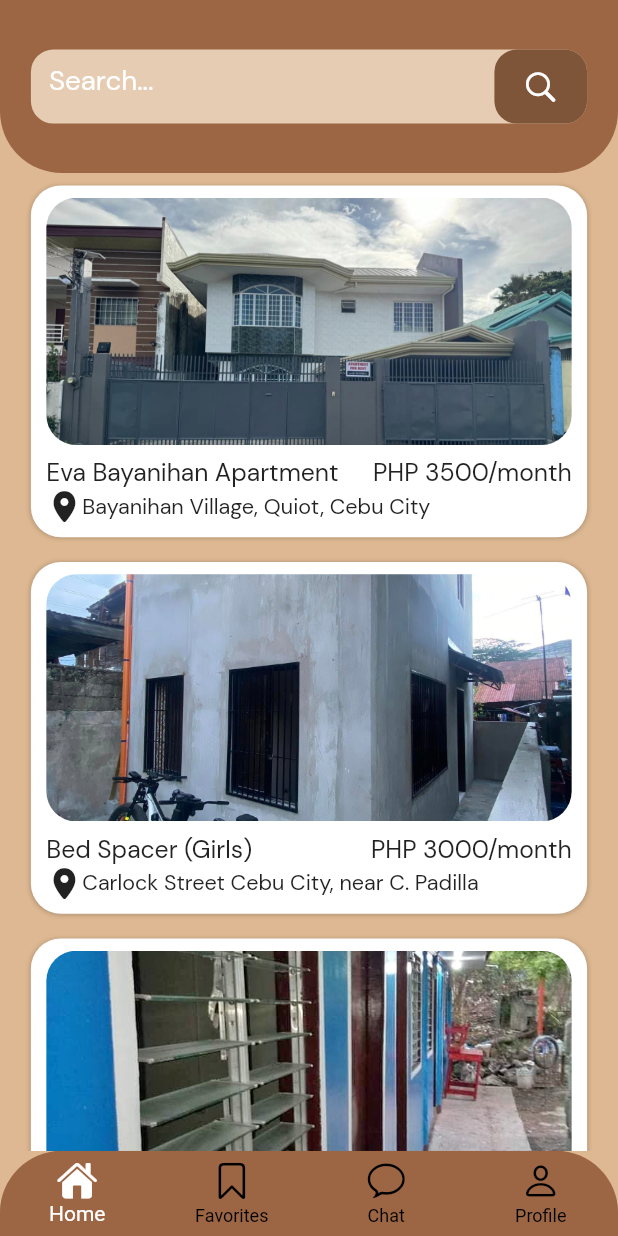
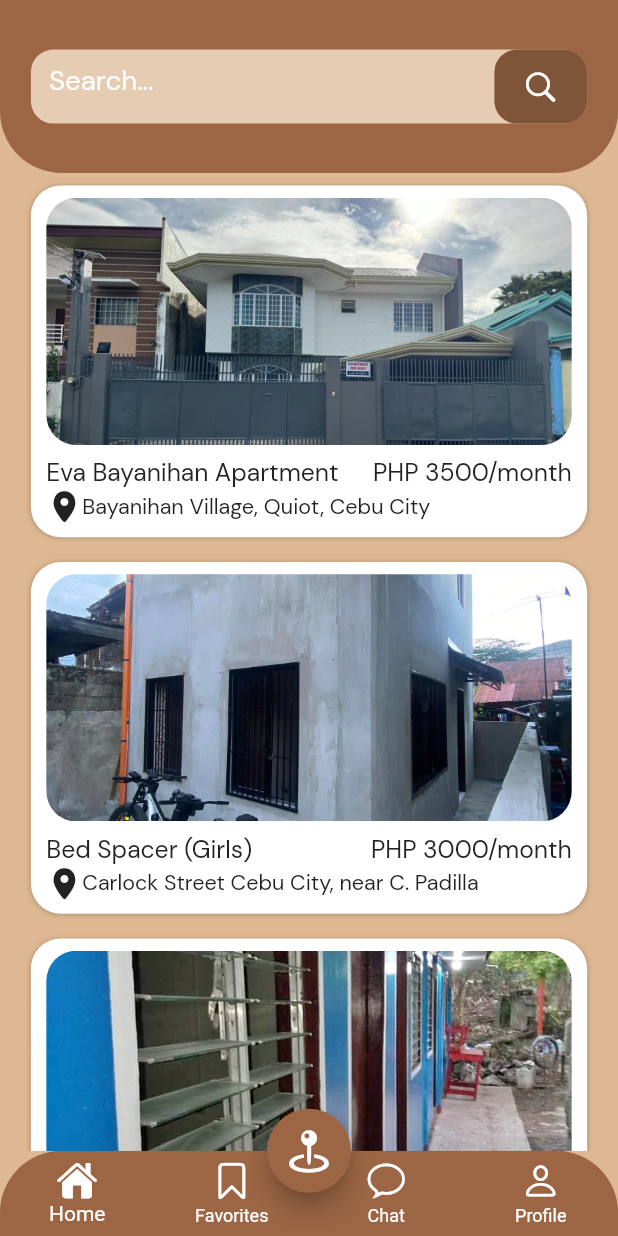
Before and after one commit to kimrolx/Stats-and-Estates, a Flutter app: the screen it shows once a user with an empty profile is signed in, on a phone screen of 412 x 824 dp. Run offline on Flutter 3.47's test engine with Material 2 defaults, Android fonts, the phone set to English and light mode, and no system bars; our stand-ins replace firebase_auth, firebase_core, flutter_svg, gap; accounts and stored records are empty; network calls fail.

Commit message:
Add contents for listing_details_page, action button for Map

```diff
--- a/lib/src/constants/colors.dart
+++ b/lib/src/constants/colors.dart
@@ -6,9 +6,7 @@ Color buttonColor = const Color.fromRGBO(127, 85, 57, 1.0);
 
 Color navigationBarColor = const Color.fromRGBO(156, 102, 68, 1.0);
 
-Color imageColor = const Color.fromRGBO(221, 184, 146, 1.0);
-
-Color themeBackground = const Color.fromRGBO(221, 184, 146, 1.0);
+Color backgroundColor = const Color.fromRGBO(221, 184, 146, 1.0);
 
 Color searchBarColor = const Color.fromRGBO(205, 178, 161, 1.0);
 
--- a/lib/src/screens/homepage.dart
+++ b/lib/src/screens/homepage.dart
@@ -31,8 +31,7 @@ class _HomePageState extends State<HomePage> {
     double height = MediaQuery.of(context).size.height;
 
     return Scaffold(
-      bottomNavigationBar: const MyNavigationBar(),
-      backgroundColor: themeBackground,
+      backgroundColor: backgroundColor,
       body: SafeArea(
         child: Column(
           children: [
@@ -127,6 +126,20 @@ class _HomePageState extends State<HomePage> {
           ],
         ),
       ),
+      bottomNavigationBar: const MyNavigationBar(),
+      floatingActionButtonLocation: FloatingActionButtonLocation.centerDocked,
+      floatingActionButton: FloatingActionButton(
+        backgroundColor: navigationBarColor,
+        foregroundColor: Colors.white,
+        tooltip: 'View Map',
+        onPressed: () {
+          //TODO
+        },
+        child: Icon(
+          CupertinoIcons.map_pin_ellipse,
+          size: width * 0.08,
+        ),
+      ),
     );
   }
 }
--- a/lib/src/screens/signup_page.dart
+++ b/lib/src/screens/signup_page.dart
@@ -1,5 +1,4 @@
 import 'package:flutter/material.dart';
-import 'package:stats_and_estates/src/constants/colors.dart';
 import 'package:stats_and_estates/src/screens/homepage.dart';
 import 'package:stats_and_estates/src/widgets/back_button_builder.dart';
 import 'package:stats_and_estates/src/widgets/background_image.dart';
@@ -25,7 +24,8 @@ class SignUpPage extends StatelessWidget {
 
     return Stack(
       children: [
-        const BackgroundImage(imagePath: 'assets/images/signup_background.png'),
+        const MyBackgroundImage(
+            imagePath: 'assets/images/signup_background.png'),
         Scaffold(
           backgroundColor: Colors.transparent,
           body: SafeArea(
--- a/lib/src/services/authentication/auth_service.dart
+++ b/lib/src/services/authentication/auth_service.dart
@@ -4,11 +4,11 @@ import 'package:flutter/material.dart';
 class AuthService extends ChangeNotifier {
   final FirebaseAuth _firebaseAuth = FirebaseAuth.instance;
 
-  // Sign user in
+  //Login user
   Future<UserCredential> signInWithEmailAndPassword(
       String email, String password) async {
     try {
-      //Sign in
+      //Login
       UserCredential userCredential =
           await _firebaseAuth.signInWithEmailAndPassword(
         email: email,
@@ -22,6 +22,7 @@ class AuthService extends ChangeNotifier {
     }
   }
 
+  //Logout
   Future<void> logout() async {
     return await FirebaseAuth.instance.signOut();
   }
--- a/lib/src/widgets/navigationbar_builder.dart
+++ b/lib/src/widgets/navigationbar_builder.dart
@@ -3,7 +3,7 @@ import 'package:flutter/material.dart';
 import 'package:stats_and_estates/src/constants/colors.dart';
 
 class MyNavigationBar extends StatefulWidget {
-  const MyNavigationBar({super.key});
+  const MyNavigationBar({Key? key}) : super(key: key);
 
   @override
   State<MyNavigationBar> createState() => _MyNavigationBarState();
@@ -45,7 +45,7 @@ class _MyNavigationBarState extends State<MyNavigationBar> {
         type: BottomNavigationBarType.fixed,
         backgroundColor: navigationBarColor,
         selectedItemColor: Colors.white,
-        unselectedItemColor: Colors.black,
+        unselectedItemColor: Colors.white,
         iconSize: width * 0.065,
         currentIndex: currentIndex,
         onTap: onItemTapped,
--- a/pubspec.yaml
+++ b/pubspec.yaml
@@ -14,6 +14,7 @@ dependencies:
   firebase_core: ^2.22.0
   firebase_auth: ^4.14.0
   provider: ^6.1.1
+  gap: ^3.0.1
 
 dev_dependencies:
   flutter_test:
```
Also changed, not shown: lib/src/screens/landing_page.dart (+5 -5 lines), lib/src/screens/listing_details_page.dart (+70 -3 lines), lib/src/screens/splash_page.dart (+4 -12 lines), lib/src/widgets/background_image.dart (+4 -3 lines), lib/src/widgets/header.dart (deleted, +0 -48 lines), pubspec.lock.
